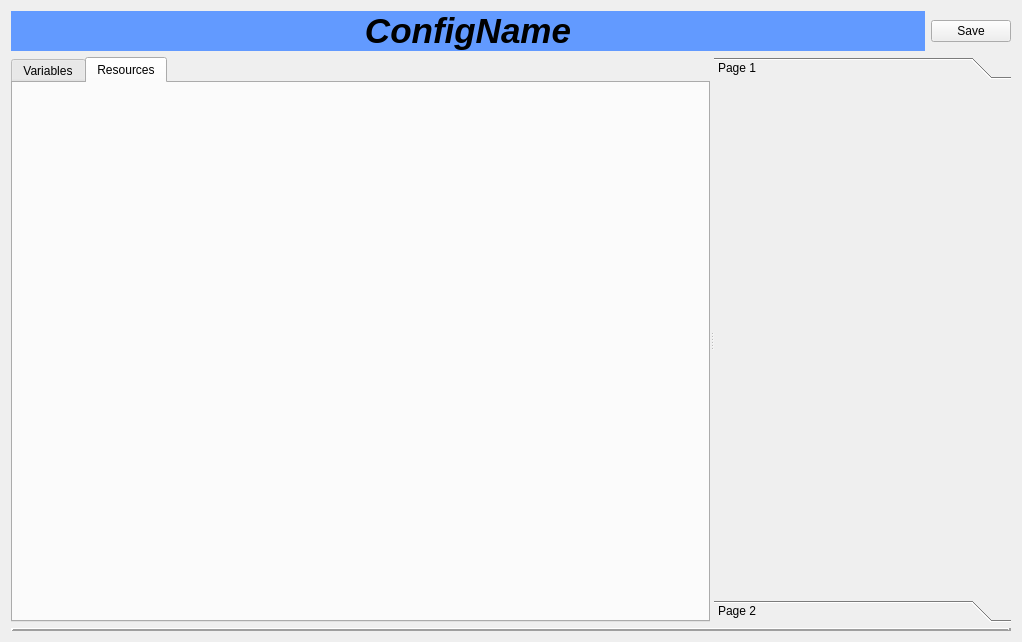
Old version of the form automator_project/utils/qtUi/config.ui in the repository Halicea/hal_automator.
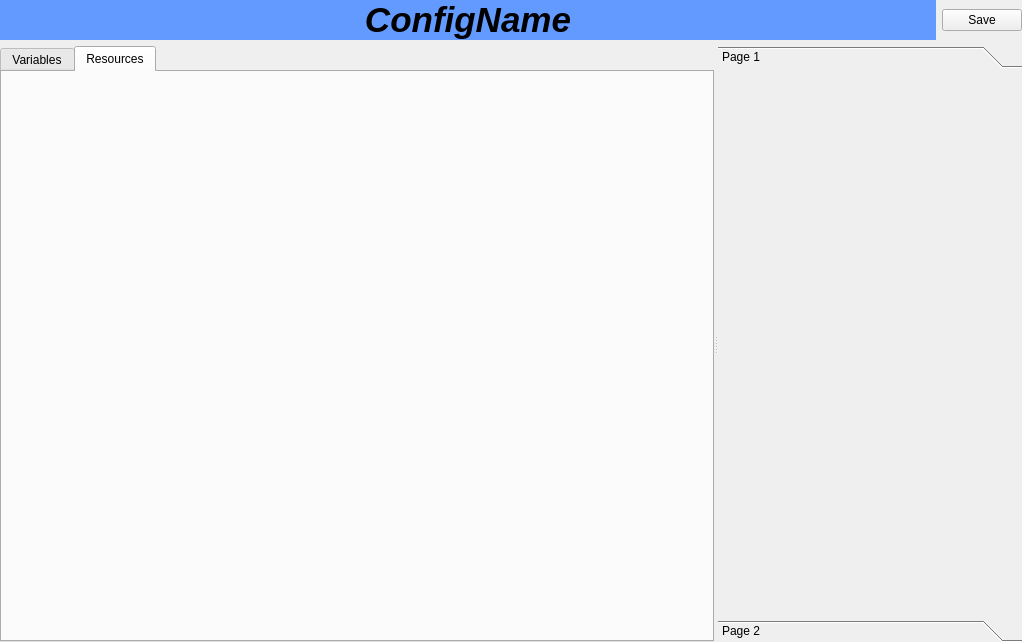
New version of the form.

Diff of the .ui file:
```diff
--- a/automator_project/utils/qtUi/config.ui
+++ b/automator_project/utils/qtUi/config.ui
@@ -20,6 +20,9 @@
    <string>Form</string>
   </property>
   <layout class="QVBoxLayout" name="verticalLayout">
+   <property name="margin">
+    <number>0</number>
+   </property>
    <item>
     <layout class="QHBoxLayout" name="horizontalLayout">
      <item>
@@ -70,7 +73,7 @@
      </property>
      <widget class="QTabWidget" name="tabs_vars">
       <property name="sizePolicy">
-       <sizepolicy hsizetype="Fixed" vsizetype="Expanding">
+       <sizepolicy hsizetype="Minimum" vsizetype="Expanding">
         <horstretch>0</horstretch>
         <verstretch>0</verstretch>
        </sizepolicy>
@@ -176,8 +179,8 @@
         <rect>
          <x>0</x>
          <y>0</y>
-         <width>711</width>
-         <height>484</height>
+         <width>309</width>
+         <height>521</height>
         </rect>
        </property>
        <attribute name="label">
@@ -200,19 +203,6 @@
      </widget>
     </widget>
    </item>
-   <item>
-    <widget class="Line" name="line">
-     <property name="frameShadow">
-      <enum>QFrame::Raised</enum>
-     </property>
-     <property name="lineWidth">
-      <number>3</number>
-     </property>
-     <property name="orientation">
-      <enum>Qt::Horizontal</enum>
-     </property>
-    </widget>
-   </item>
   </layout>
  </widget>
  <resources/>
```
Left out of the diff: 4 changed lines with no effect on the pictures.
